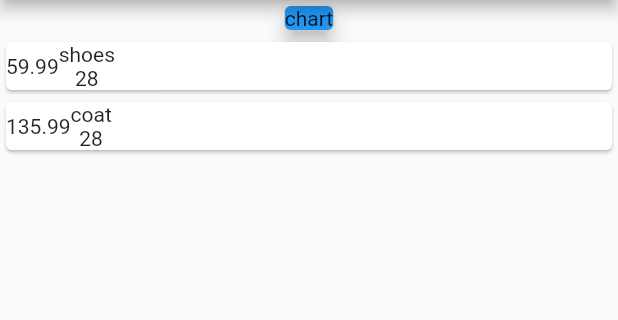
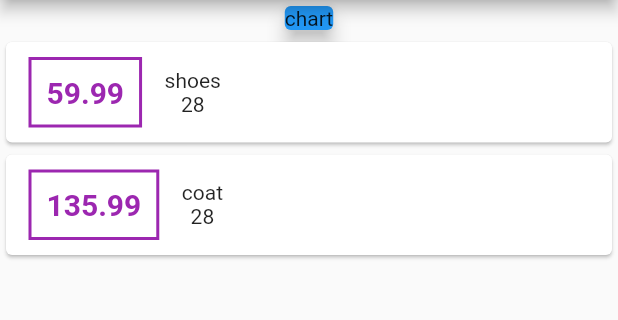
Before and after one commit to AdamTasma/flutter_expense_planner, a Flutter app: the screen it shows after launch, on a phone screen of 412 x 824 dp, the part 84-404 px from its top. Run offline on Flutter 3.47's test engine with Material 2 defaults, Android fonts, the phone set to English and light mode, and no system bars.

Commit message:
make amount and amount border purple

```diff
--- a/lib/main.dart
+++ b/lib/main.dart
@@ -48,16 +48,32 @@ class MyHomePage extends StatelessWidget {
             ),
           ),
           Column(
-            children: transactions.map((tx) {
+            children: transactions.map((transaction) {
               return Card(
                 child: Row(
                   children: <Widget>[
                     Container(
-                      child: Text(tx.amount.toString()),
+                      margin:
+                          EdgeInsets.symmetric(vertical: 10, horizontal: 15),
+                      decoration: BoxDecoration(
+                        border: Border.all(
+                          color: Colors.purple,
+                          width: 2,
+                        ),
+                      ),
+                      padding: EdgeInsets.all(10),
+                      child: Text(
+                        transaction.amount.toString(),
+                        style: TextStyle(
+                          fontWeight: FontWeight.bold,
+                          fontSize: 20,
+                          color: Colors.purple,
+                        ),
+                      ),
                     ),
                     Column(children: <Widget>[
-                      Text(tx.title),
-                      Text(tx.date.day.toString()),
+                      Text(transaction.title),
+                      Text(transaction.date.day.toString()),
                     ])
                   ],
                 ),
```
